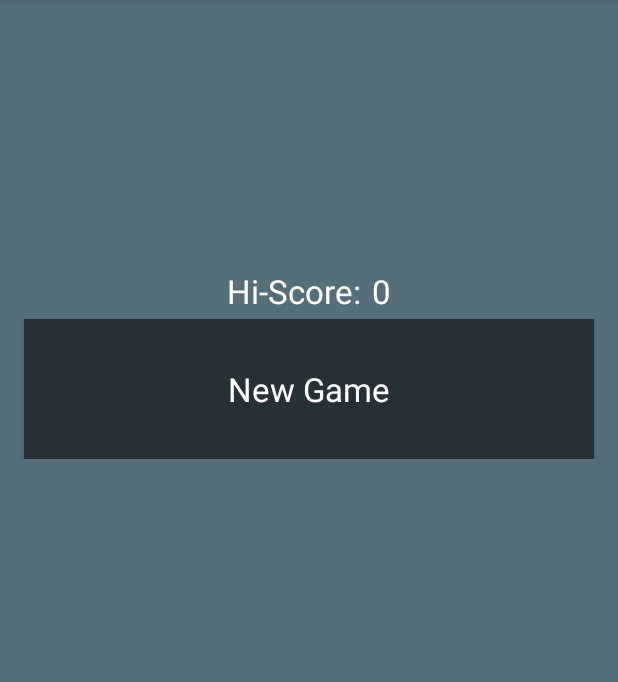
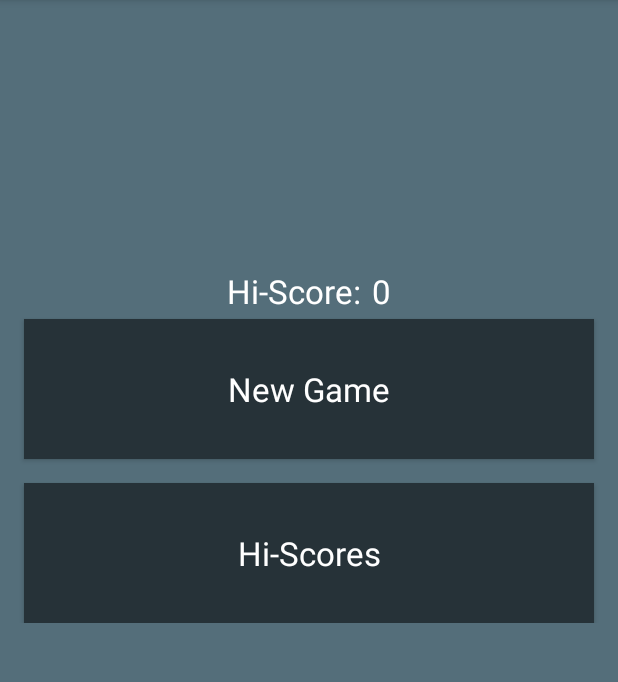
Before and after one commit to PMcGrailJr/Android_Project3, an Android app: the screen it shows after launch (MainActivity), on a phone screen of 412 x 824 dp, the part 84-766 px from its top. Run offline under Robolectric (Android 15) with nearby library versions, the phone set to English and light mode, and no system bars; 1 statement that could not run was skipped.

Commit message:
Added all hi-score functionality

```diff
--- a/app/src/main/java/com/alaplante/project3/MainActivity.java
+++ b/app/src/main/java/com/alaplante/project3/MainActivity.java
@@ -11,11 +11,19 @@ import android.support.v7.widget.Toolbar;
 import android.view.Menu;
 import android.view.MenuItem;
 
+import java.util.ArrayList;
+import java.util.Collections;
+import java.util.List;
+
 public class MainActivity extends AppCompatActivity {
 
     private int hiScore = 0, latestScore = 0;
     public static final String QUIZ_LENGTH = "pref_quizLength";
     public static final String EXTREME_MODE = "pref_extremeMode";
+    public List<String> scores;
+    public List<Integer> scoreValues;
+    public static HiScoresAdapter adapter;
+    private SharedPreferences hiScores;
 
     @Override
     protected void onCreate(Bundle savedInstanceState) {
@@ -27,9 +35,48 @@ public class MainActivity extends AppCompatActivity {
         // set default values in the app's SharedPreferences
         PreferenceManager.setDefaultValues(this, R.xml.preferences, false);
 
+        // get hi-scores from shared preferences
+        hiScores = getSharedPreferences("hiscores", MODE_PRIVATE);
+
+        // stored the saved scores in an ArrayList then sort them
+        scores = new ArrayList<>(hiScores.getAll().keySet());
+        Collections.sort(scores, String.CASE_INSENSITIVE_ORDER);
+
+        int tempScore;
+        scoreValues = new ArrayList<>();
+
+        for (int i = 0; i < scores.size(); i++) {
+
+            tempScore = hiScores.getInt(scores.get(i), 0);
+            scoreValues.add(tempScore);
+
+        }
+
+        Collections.sort(scoreValues);
+        Collections.reverse(scoreValues);
+
+        // create RecyclerView.Adapter to bind tags to the RecyclerView
+        adapter = new HiScoresAdapter(scoreValues);
+
         //use ft to load main menu
         loadMainMenu();
 
+    }
+
+    // add new hi score to file
+    public void addHiScore(int score, String tag) {
+        // get SharedPreference.Editor to store new hi score
+        SharedPreferences.Editor preferencesEditor = hiScores.edit();
+        preferencesEditor.putInt(tag, score); // store current search
+        preferencesEditor.apply(); // store the updated preferences
+
+        if (!scoreValues.contains(score)){
+            scoreValues.add(score);
+            Collections.sort(scoreValues);
+            Collections.reverse(scoreValues);
+            adapter.notifyDataSetChanged();
+
+        }
     }
 
     // show menu if app is running on a phone or a portrait-oriented tablet
@@ -89,6 +136,15 @@ public class MainActivity extends AppCompatActivity {
 
     }
 
+    public void loadHiScoresScreen(){
+        HiScoresFragment newHiScoresScreenFragment = new HiScoresFragment();
+        FragmentTransaction ft = getSupportFragmentManager().beginTransaction();
+        ft.replace(R.id.container, newHiScoresScreenFragment);
+        ft.addToBackStack(null);
+        ft.commit();
+
+    }
+
     public void setScore(int newScore){
         latestScore = newScore;
     }
--- a/app/src/main/java/com/alaplante/project3/MainMenuFragment.java
+++ b/app/src/main/java/com/alaplante/project3/MainMenuFragment.java
@@ -20,8 +20,9 @@ public class MainMenuFragment extends Fragment {
         View view = inflater.inflate(R.layout.fragment_main_menu, container, false);
 
         final Button newGameButton = view.findViewById(R.id.newGameButton);
+        final Button hiScoresButton = view.findViewById(R.id.hiScoresButton);
         hiScoreText = view.findViewById(R.id.mainMenuHiScoreText);
-        hiScoreText.setText("" + ((MainActivity) getActivity()).getHiScore());
+        hiScoreText.setText("" + MainActivity.adapter.getMaxValue());
 
         newGameButton.setOnClickListener(new View.OnClickListener(){
             public void onClick(View v){
@@ -32,6 +33,13 @@ public class MainMenuFragment extends Fragment {
             }
         });
 
+        hiScoresButton.setOnClickListener(new View.OnClickListener(){
+            public void onClick(View v){
+                ((MainActivity) getActivity()).loadHiScoresScreen();
+
+            }
+        });
+
         // Inflate the layout for this fragment
         return view;
     }
--- a/app/src/main/res/layout/fragment_main_menu.xml
+++ b/app/src/main/res/layout/fragment_main_menu.xml
@@ -53,4 +53,20 @@
         android:textAppearance="?android:attr/textAppearanceLarge"
         android:textColor="@color/primaryTextColor" />
 
+    <Button
+        android:id="@+id/hiScoresButton"
+        android:layout_width="match_parent"
+        android:layout_height="wrap_content"
+        android:layout_gravity="center"
+        android:layout_marginLeft="@dimen/fab_margin"
+        android:layout_marginTop="16dp"
+        android:layout_marginRight="@dimen/fab_margin"
+        android:background="@color/colorAccent"
+        android:gravity="center"
+        android:paddingTop="@dimen/buttonPadding"
+        android:paddingBottom="@dimen/buttonPadding"
+        android:text="@string/HiScoreLabel"
+        android:textAppearance="?android:attr/textAppearanceLarge"
+        android:textColor="@color/primaryTextColor" />
+
 </LinearLayout>
--- a/app/src/main/res/values/strings.xml
+++ b/app/src/main/res/values/strings.xml
@@ -22,4 +22,5 @@
     <string name="gooseArrowContentDescription">An arrow pointing to the right letting the user know to swipe right to guess goose.</string>
     <string name="mainMenuHiScoreText">Hi-Score:</string>
     <string name="title_activity_settings">SettingsActivity</string>
+    <string name="HiScoreLabel">Hi-Scores</string>
 </resources>
--- a/build.gradle
+++ b/build.gradle
@@ -7,7 +7,7 @@ buildscript {
 
     }
     dependencies {
-        classpath 'com.android.tools.build:gradle:3.3.2'
+        classpath 'com.android.tools.build:gradle:3.4.0'
 
         // NOTE: Do not place your application dependencies here; they belong
         // in the individual module build.gradle files
```
Also changed, not shown: app/src/main/java/com/alaplante/project3/GameScreenFragment.java (+14 -0 lines), app/src/main/java/com/alaplante/project3/HiScoresAdapter.java (added, +63 -0 lines), app/src/main/java/com/alaplante/project3/HiScoresFragment.java (added, +64 -0 lines), app/src/main/java/com/alaplante/project3/ItemDivider.java (added, +45 -0 lines), app/src/main/res/layout/hi_scores_screen.xml (added, +29 -0 lines), app/src/main/res/layout/list_item.xml (added, +10 -0 lines), gradle/wrapper/gradle-wrapper.properties.
